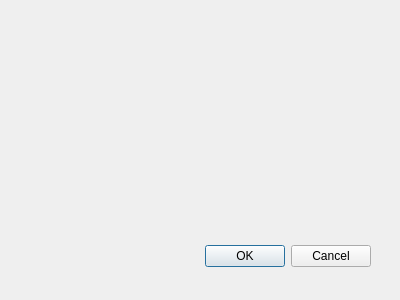
deutzfahrer-luki/GU_TASK_V2, file view/Add/addtasks.ui: the form before one commit.
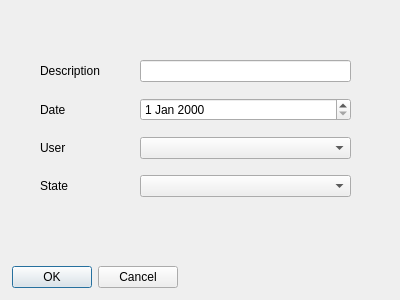
The form after the commit.

Commit message: try add task ui

Diff of the .ui file:
```diff
--- a/view/Add/addtasks.ui
+++ b/view/Add/addtasks.ui
@@ -16,10 +16,10 @@
   <widget class="QDialogButtonBox" name="buttonBox">
    <property name="geometry">
     <rect>
-     <x>30</x>
-     <y>240</y>
-     <width>341</width>
-     <height>32</height>
+     <x>11</x>
+     <y>265</y>
+     <width>167</width>
+     <height>24</height>
     </rect>
    </property>
    <property name="orientation">
@@ -28,6 +28,128 @@
    <property name="standardButtons">
     <set>QDialogButtonBox::StandardButton::Cancel|QDialogButtonBox::StandardButton::Ok</set>
    </property>
+   <property name="centerButtons">
+    <bool>true</bool>
+   </property>
+  </widget>
+  <widget class="QWidget" name="formLayoutWidget">
+   <property name="geometry">
+    <rect>
+     <x>40</x>
+     <y>60</y>
+     <width>311</width>
+     <height>147</height>
+    </rect>
+   </property>
+   <layout class="QFormLayout" name="formLayout">
+    <property name="sizeConstraint">
+     <enum>QLayout::SizeConstraint::SetDefaultConstraint</enum>
+    </property>
+    <property name="horizontalSpacing">
+     <number>40</number>
+    </property>
+    <property name="verticalSpacing">
+     <number>16</number>
+    </property>
+    <property name="leftMargin">
+     <number>0</number>
+    </property>
+    <item row="0" column="0">
+     <widget class="QLabel" name="label1">
+      <property name="frameShape">
+       <enum>QFrame::Shape::NoFrame</enum>
+      </property>
+      <property name="lineWidth">
+       <number>1</number>
+      </property>
+      <property name="text">
+       <string>Description</string>
+      </property>
+      <property name="scaledContents">
+       <bool>false</bool>
+      </property>
+      <property name="margin">
+       <number>1</number>
+      </property>
+     </widget>
+    </item>
+    <item row="0" column="1">
+     <widget class="QLineEdit" name="lineEdit"/>
+    </item>
+    <item row="1" column="0">
+     <widget class="QLabel" name="label1_2">
+      <property name="frameShape">
+       <enum>QFrame::Shape::NoFrame</enum>
+      </property>
+      <property name="lineWidth">
+       <number>1</number>
+      </property>
+      <property name="text">
+       <string>Date</string>
+      </property>
+      <property name="scaledContents">
+       <bool>false</bool>
+      </property>
+      <property name="margin">
+       <number>1</number>
+      </property>
+     </widget>
+    </item>
+    <item row="1" column="1">
+     <widget class="QDateEdit" name="dateEdit">
+      <property name="currentSection">
+       <enum>QDateTimeEdit::Section::DaySection</enum>
+      </property>
+      <property name="timeSpec">
+       <enum>Qt::TimeSpec::LocalTime</enum>
+      </property>
+     </widget>
+    </item>
+    <item row="2" column="0">
+     <widget class="QLabel" name="label1_3">
+      <property name="frameShape">
+       <enum>QFrame::Shape::NoFrame</enum>
+      </property>
+      <property name="lineWidth">
+       <number>1</number>
+      </property>
+      <property name="text">
+       <string>User</string>
+      </property>
+      <property name="scaledContents">
+       <bool>false</bool>
+      </property>
+      <property name="margin">
+       <number>1</number>
+      </property>
+     </widget>
+    </item>
+    <item row="2" column="1">
+     <widget class="QComboBox" name="comboBox"/>
+    </item>
+    <item row="3" column="0">
+     <widget class="QLabel" name="label1_4">
+      <property name="frameShape">
+       <enum>QFrame::Shape::NoFrame</enum>
+      </property>
+      <property name="lineWidth">
+       <number>1</number>
+      </property>
+      <property name="text">
+       <string>State</string>
+      </property>
+      <property name="scaledContents">
+       <bool>false</bool>
+      </property>
+      <property name="margin">
+       <number>1</number>
+      </property>
+     </widget>
+    </item>
+    <item row="3" column="1">
+     <widget class="QComboBox" name="comboBox_2"/>
+    </item>
+   </layout>
   </widget>
  </widget>
  <resources/>
```
Left out of the diff: 8 changed lines with no effect on the pictures.
